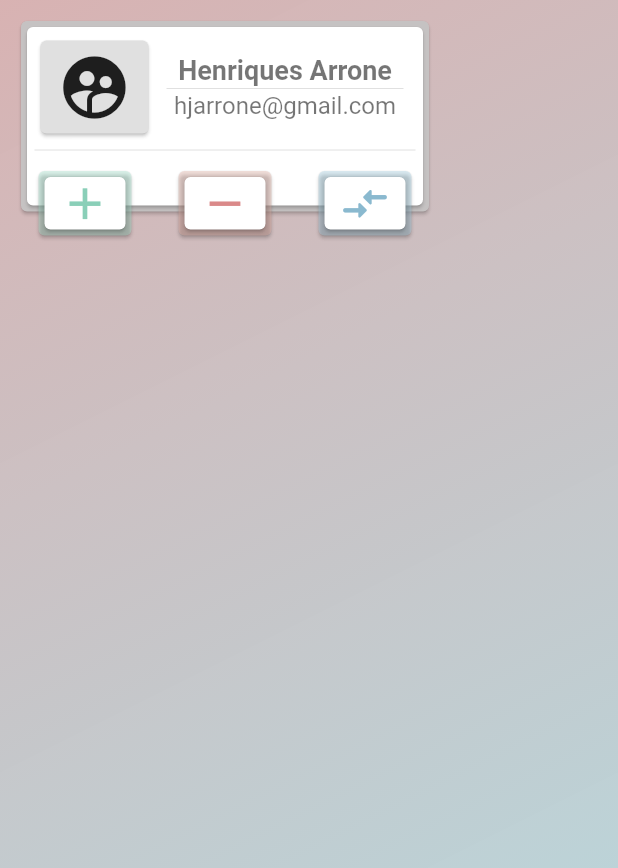
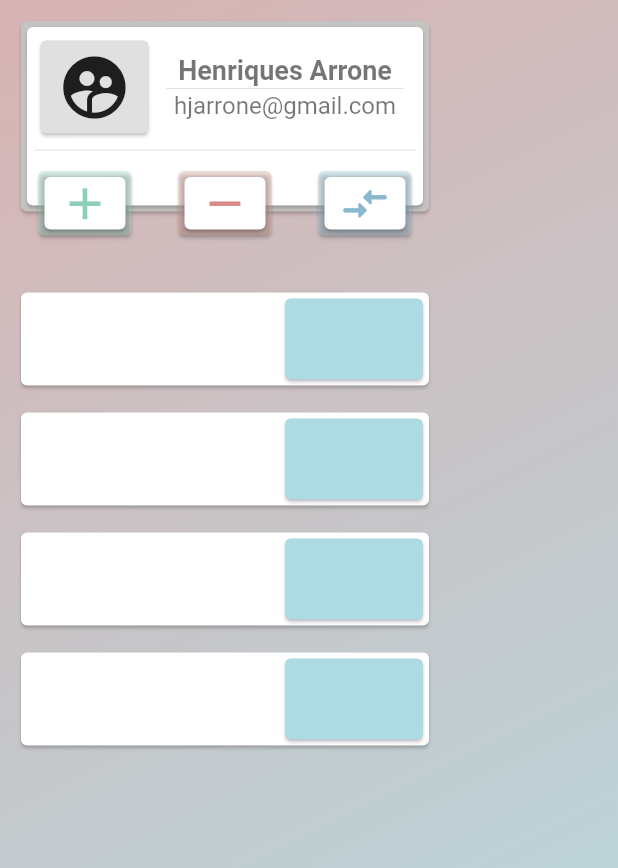
Before and after one commit to hjarroneDev/maleyanga, a Flutter app: the screen it shows after launch, after a tap on "Log In", on a phone screen of 412 x 824 dp. Shown: the top 868 px of the screen. Run offline on Flutter 3.47's test engine with Material 2 defaults, Android fonts, the phone set to English and light mode, and no system bars; our stand-ins replace delayed_display, google_fonts; missing offline and left inert: pattern_formatter.

Commit message:
Actual Contas

```diff
--- a/lib/pages/Menu/menu.dart
+++ b/lib/pages/Menu/menu.dart
@@ -1,5 +1,6 @@
 import 'package:flutter/material.dart';
 import 'package:google_fonts/google_fonts.dart';
+import 'widget/contas.dart';
 import 'widget/movimento.dart';
 
 class Menu extends StatefulWidget {
@@ -24,6 +25,7 @@ class _MenuState extends State<Menu> {
         child: Column(
           crossAxisAlignment: CrossAxisAlignment.end,
           mainAxisAlignment: MainAxisAlignment.start,
+          mainAxisSize: MainAxisSize.min,
           children: [
             Stack(
               children: [
@@ -125,13 +127,18 @@ class _MenuState extends State<Menu> {
                                 child: InkWell(
                                   onTap: () {
                                     setState(() {
-                                      if (movVisivel == true && movColor != const Color.fromARGB(97, 169, 230, 209)) {
-                                        movColor = const Color.fromARGB(97, 169, 230, 209);
+                                      if (movVisivel == true &&
+                                          movColor !=
+                                              const Color.fromARGB(
+                                                  97, 169, 230, 209)) {
+                                        movColor = const Color.fromARGB(
+                                            97, 169, 230, 209);
                                         transfVisivel = false;
                                       } else {
                                         movVisivel = !movVisivel;
                                         transfVisivel = false;
-                                        movColor = const Color.fromARGB(97, 169, 230, 209);
+                                        movColor = const Color.fromARGB(
+                                            97, 169, 230, 209);
                                       }
                                     });
                                   },
@@ -155,8 +162,12 @@ class _MenuState extends State<Menu> {
                                 child: InkWell(
                                   onTap: () {
                                     setState(() {
-                                      if (movVisivel == true && movColor != const Color.fromARGB( 96, 230, 181, 169)) {
-                                        movColor = const Color.fromARGB(96, 230, 181, 169);
+                                      if (movVisivel == true &&
+                                          movColor !=
+                                              const Color.fromARGB(
+                                                  96, 230, 181, 169)) {
+                                        movColor = const Color.fromARGB(
+                                            96, 230, 181, 169);
                                         transfVisivel = false;
                                       } else {
                                         transfVisivel = false;
@@ -186,11 +197,14 @@ class _MenuState extends State<Menu> {
                                 child: InkWell(
                                   onTap: () {
                                     setState(() {
-                                      if (movVisivel == true && movColor != const Color.fromARGB(96, 169, 211, 230)) {
+                                      if (movVisivel == true &&
+                                          movColor !=
+                                              const Color.fromARGB(
+                                                  96, 169, 211, 230)) {
                                         transfVisivel = true;
-                                        movColor = const Color.fromARGB(96, 169, 211, 230);
+                                        movColor = const Color.fromARGB(
+                                            96, 169, 211, 230);
                                       } else {
-
                                         transfVisivel = true;
                                         movVisivel = !movVisivel;
                                         movColor = const Color.fromARGB(
@@ -217,17 +231,27 @@ class _MenuState extends State<Menu> {
                     ],
                   ),
                 ),
-                Padding(
-                  padding: const EdgeInsets.only(top: 155),
-                  child: Visibility(
+              ],
+            ),
+            Padding(
+              padding: const EdgeInsets.only(top: 5),
+              child: Column(
+                children: [
+                  Visibility(
                     visible: movVisivel,
                     child: Movimento(
                       movColor: movColor,
                       transfVisivel: transfVisivel,
                     ),
                   ),
-                ),
-              ],
+                  const SizedBox(
+                    height: 10,
+                  ),
+                  const SizedBox(
+                    child: Contas(),
+                  ),
+                ],
+              ),
             ),
           ],
         ),
--- /dev/null
+++ b/lib/pages/Menu/widget/conta.dart
@@ -0,0 +1,39 @@
+import 'package:flutter/material.dart';
+
+class ContaWidget extends StatefulWidget {
+  const ContaWidget({Key? key}) : super(key: key);
+
+  @override
+  State<ContaWidget> createState() => _ContaWidgetState();
+}
+
+class _ContaWidgetState extends State<ContaWidget> {
+  @override
+  Widget build(BuildContext context) {
+    return Padding(
+      padding: const EdgeInsets.only(top: 5, bottom: 5),
+      child: Stack(
+        children: [
+          SizedBox(
+            height: 70,
+            width: 400,
+            child: Card(
+              child: Row(
+                mainAxisAlignment: MainAxisAlignment.end,
+                children: const [
+                  SizedBox(
+                    height: 70,
+                    width: 100,
+                    child: Card(
+                      color: Color.fromARGB(255, 173, 219, 228),
+                    ),
+                  ),
+                ],
+              ),
+            ),
+          ),
+        ],
+      ),
+    );
+  }
+}
--- /dev/null
+++ b/lib/pages/Menu/widget/contas.dart
@@ -0,0 +1,25 @@
+import 'package:flutter/material.dart';
+
+import 'conta.dart';
+
+class Contas extends StatefulWidget {
+  const Contas({Key? key}) : super(key: key);
+
+  @override
+  State<Contas> createState() => _ContasState();
+}
+
+class _ContasState extends State<Contas> {
+  @override
+  Widget build(BuildContext context) {
+    return  Column(
+
+      children: const [
+        ContaWidget(),
+        ContaWidget(),
+        ContaWidget(),
+        ContaWidget(),
+      ],
+    );
+  }
+}
--- a/lib/pages/Menu/widget/movimento.dart
+++ b/lib/pages/Menu/widget/movimento.dart
@@ -1,6 +1,7 @@
 import 'package:delayed_display/delayed_display.dart';
 import 'package:flutter/material.dart';
 import 'package:google_fonts/google_fonts.dart';
+import 'package:pattern_formatter/pattern_formatter.dart';
 
 class Movimento extends StatefulWidget {
   final Color movColor;
@@ -43,7 +44,7 @@ class _MovimentoState extends State<Movimento> {
     }
 
     return DelayedDisplay(
-      delay: const Duration(milliseconds: 50),
+      delay: const Duration(milliseconds: 10),
       child: SizedBox(
         width: 400,
         child: Card(
@@ -140,6 +141,11 @@ class _MovimentoState extends State<Movimento> {
                                     child: SizedBox(
                                       height: 34,
                                       child: TextField(
+                                        keyboardType: TextInputType.number,
+                                        inputFormatters: [
+                                          ThousandsFormatter(
+                                              allowFraction: true)
+                                        ],
                                         style: GoogleFonts.roboto(
                                           textStyle: const TextStyle(
                                             fontSize: 17,
--- a/lib/pages/dashbord.dart
+++ b/lib/pages/dashbord.dart
@@ -11,10 +11,6 @@ class Dashbord extends StatefulWidget {
 }
 
 class _DashbordState extends State<Dashbord> {
-
-
-
-
   @override
   Widget build(BuildContext context) {
     double screenWidth = MediaQuery.of(context).size.width;
@@ -29,9 +25,15 @@ class _DashbordState extends State<Dashbord> {
             Color.fromARGB(225, 169, 216, 223)
           ])),
       child: Row(
-        children:  [
-           Menu(screenWidget: screenWidth),
-           const Painel(),
+        children: [
+          Column(
+            children: [
+              Expanded(
+                child: Menu(screenWidget: screenWidth),
+              ),
+            ],
+          ),
+          const Painel(),
         ],
       ),
     );
--- a/pubspec.yaml
+++ b/pubspec.yaml
@@ -31,6 +31,7 @@ dependencies:
     sdk: flutter
   delayed_display: ^2.0.0
   google_fonts: ^2.3.1
+  pattern_formatter: ^2.0.0
 
 
   # The following adds the Cupertino Icons font to your application.
```
Also changed, not shown: pubspec.lock.
